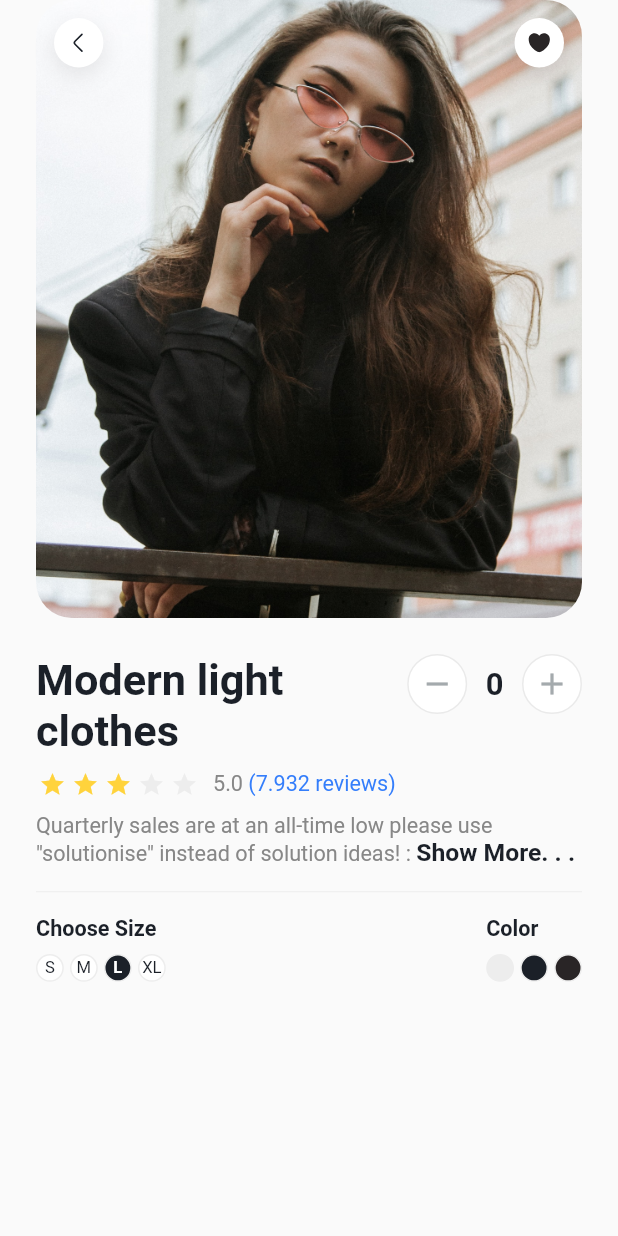
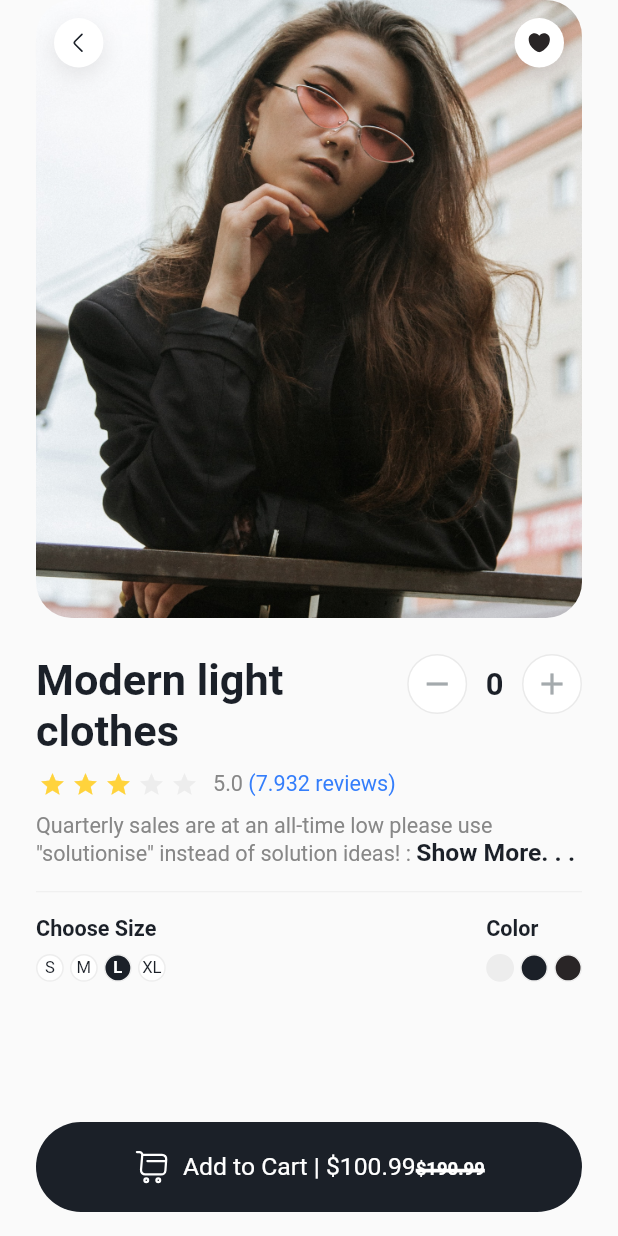
Before and after one commit to PaulMarv/flutter_ecommerce_ui, a Flutter app: the screen it shows after launch, on a phone screen of 412 x 824 dp. Run offline on Flutter 3.47's test engine with Material 2 defaults, Android fonts, the phone set to English and light mode, and no system bars; drawn by our look-alikes of flutter_rating_bar, readmore; our stand-ins replace custom_navigation_bar, equatable, flutter_svg, google_fonts.

Commit message:
completed the product detail page

```diff
--- a/lib/product_detail_page.dart
+++ b/lib/product_detail_page.dart
@@ -33,6 +33,49 @@ class _ProductDetailPageState extends State<ProductDetailPage> {
     SizeConfig().init(context);
 
     return Scaffold(
+      floatingActionButtonLocation: FloatingActionButtonLocation.centerFloat,
+      floatingActionButton: GestureDetector(
+        onTap: () {
+          debugPrint('add to cart button pressed');
+        },
+        child: Container(
+          padding: const EdgeInsets.symmetric(horizontal: 8),
+          height: 60,
+          width: double.infinity,
+          margin: const EdgeInsets.symmetric(horizontal: KPaddingHorizontal),
+          decoration: BoxDecoration(
+              borderRadius: BorderRadius.circular(40), color: KDarkBrown),
+          child: Row(
+            mainAxisAlignment: MainAxisAlignment.center,
+            children: [
+              SvgPicture.asset('assets/shopping_cart_icon.svg'),
+              SizedBox(
+                width: SizeConfig.blockSizeHorizontal! * 2,
+              ),
+              RichText(
+                text: TextSpan(
+                  text: 'Add to Cart | \$100.99',
+                  style: KEncodeSansRegular.copyWith(
+                      color: Kwhite,
+                      fontSize: SizeConfig.blockSizeHorizontal! * 4),
+                  children: <TextSpan>[
+                    TextSpan(
+                      text: '\$190.99',
+                      style: KEncodeSansBold.copyWith(
+                          color: Kwhite,
+                          fontSize: SizeConfig.blockSizeHorizontal! * 3,
+                          decoration: TextDecoration.lineThrough,
+                          decorationThickness:
+                              SizeConfig.blockSizeHorizontal! * 1,
+                          decorationColor: Kwhite),
+                    ),
+                  ],
+                ),
+              )
+            ],
+          ),
+        ),
+      ),
       body: SafeArea(
         child: SingleChildScrollView(
           padding: const EdgeInsets.symmetric(horizontal: KPaddingHorizontal),
@@ -397,7 +440,10 @@ class _ProductDetailPageState extends State<ProductDetailPage> {
                     ],
                   )
                 ],
-              )
+              ),
+            const SizedBox(
+              height: 60,
+            )
             ],
           ),
         ),
```
